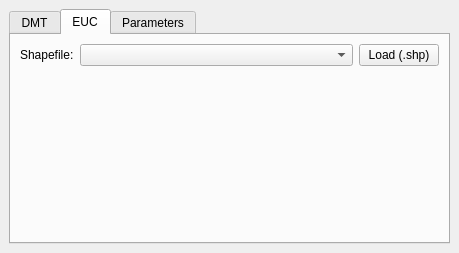
This is soil_erosion_dockwidget_base.ui in ctu-geoforall-lab-projects/bp-novotny-2017 as Qt 5 draws it before an edit. The edited form follows.
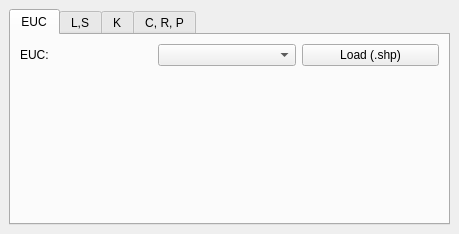
This is the edited form. The open tabs and pages were chosen to show the change. Custom widgets are drawn as their Qt base class.

Commit message: add code table for C factor, update UI, add layer intersection to soil_erosion_dockwidget.py

What changed in the file:
```diff
--- a/soil_erosion_dockwidget_base.ui
+++ b/soil_erosion_dockwidget_base.ui
@@ -7,7 +7,7 @@
     <x>0</x>
     <y>0</y>
     <width>459</width>
-    <height>253</height>
+    <height>234</height>
    </rect>
   </property>
   <property name="mouseTracking">
@@ -23,15 +23,70 @@
    <layout class="QGridLayout" name="gridLayout">
     <item row="1" column="0">
      <widget class="QTabWidget" name="tabWidget">
+      <property name="minimumSize">
+       <size>
+        <width>437</width>
+        <height>186</height>
+       </size>
+      </property>
       <property name="autoFillBackground">
        <bool>true</bool>
       </property>
       <property name="currentIndex">
        <number>2</number>
       </property>
-      <widget class="QWidget" name="DMT">
+      <widget class="QWidget" name="EUC">
        <attribute name="title">
-        <string>DMT</string>
+        <string>EUC</string>
+       </attribute>
+       <layout class="QGridLayout" name="gridLayout_5">
+        <item row="0" column="0">
+         <widget class="QLabel" name="label_3">
+          <property name="minimumSize">
+           <size>
+            <width>132</width>
+            <height>0</height>
+           </size>
+          </property>
+          <property name="maximumSize">
+           <size>
+            <width>132</width>
+            <height>28</height>
+           </size>
+          </property>
+          <property name="text">
+           <string>EUC:</string>
+          </property>
+         </widget>
+        </item>
+        <item row="0" column="2">
+         <widget class="QPushButton" name="load_shp_euc">
+          <property name="text">
+           <string>Load (.shp)</string>
+          </property>
+         </widget>
+        </item>
+        <item row="1" column="1">
+         <spacer name="verticalSpacer_4">
+          <property name="orientation">
+           <enum>Qt::Vertical</enum>
+          </property>
+          <property name="sizeHint" stdset="0">
+           <size>
+            <width>20</width>
+            <height>40</height>
+           </size>
+          </property>
+         </spacer>
+        </item>
+        <item row="0" column="1">
+         <widget class="QgsMapLayerComboBox" name="shp_box_euc"/>
+        </item>
+       </layout>
+      </widget>
+      <widget class="QWidget" name="LS">
+       <attribute name="title">
+        <string>L,S</string>
        </attribute>
        <layout class="QGridLayout" name="gridLayout_2">
         <item row="1" column="0">
@@ -76,22 +131,26 @@
         </item>
        </layout>
       </widget>
-      <widget class="QWidget" name="EUC">
+      <widget class="QWidget" name="K">
        <attribute name="title">
-        <string>EUC</string>
+        <string>K</string>
        </attribute>
        <layout class="QGridLayout" name="gridLayout_3">
-        <item row="0" column="2">
-         <widget class="QgsMapLayerComboBox" name="shp_box">
-          <property name="sizePolicy">
-           <sizepolicy hsizetype="Expanding" vsizetype="Fixed">
-            <horstretch>0</horstretch>
-            <verstretch>0</verstretch>
-           </sizepolicy>
+        <item row="3" column="2">
+         <widget class="QLineEdit" name="k_factor">
+          <property name="text">
+           <string>0.38</string>
           </property>
          </widget>
         </item>
-        <item row="1" column="2">
+        <item row="1" column="0">
+         <widget class="QLabel" name="label_bpej">
+          <property name="text">
+           <string>BPEJ:</string>
+          </property>
+         </widget>
+        </item>
+        <item row="5" column="2">
          <spacer name="verticalSpacer_2">
           <property name="orientation">
            <enum>Qt::Vertical</enum>
@@ -104,20 +163,24 @@
           </property>
          </spacer>
         </item>
-        <item row="0" column="3">
-         <widget class="QPushButton" name="load_shp">
+        <item row="1" column="3">
+         <widget class="QPushButton" name="load_shp_bpej">
           <property name="text">
            <string>Load (.shp)</string>
           </property>
          </widget>
         </item>
-        <item row="0" column="0">
+        <item row="4" column="0" colspan="4">
+         <widget class="QPushButton" name="compute_button">
+          <property name="text">
+           <string>Compute K factor</string>
+          </property>
+         </widget>
+        </item>
+        <item row="3" column="0">
          <widget class="QLabel" name="label_2">
-          <property name="enabled">
-           <bool>true</bool>
-          </property>
           <property name="text">
-           <string>Shapefile:</string>
+           <string>Default K:</string>
           </property>
          </widget>
         </item>
@@ -125,7 +188,7 @@
       </widget>
       <widget class="QWidget" name="tab">
        <attribute name="title">
-        <string>Parameters</string>
+        <string>C, R, P</string>
        </attribute>
        <layout class="QGridLayout" name="gridLayout_4">
         <item row="5" column="0">
@@ -136,13 +199,6 @@
          </widget>
         </item>
         <item row="2" column="0">
-         <widget class="QLabel" name="label_3">
-          <property name="text">
-           <string>K</string>
-          </property>
-         </widget>
-        </item>
-        <item row="3" column="0">
          <widget class="QLabel" name="label_4">
           <property name="text">
            <string>C</string>
```
Left out of the diff: 75 changed lines with no effect on the pictures. The commit also changes 2 other files.
